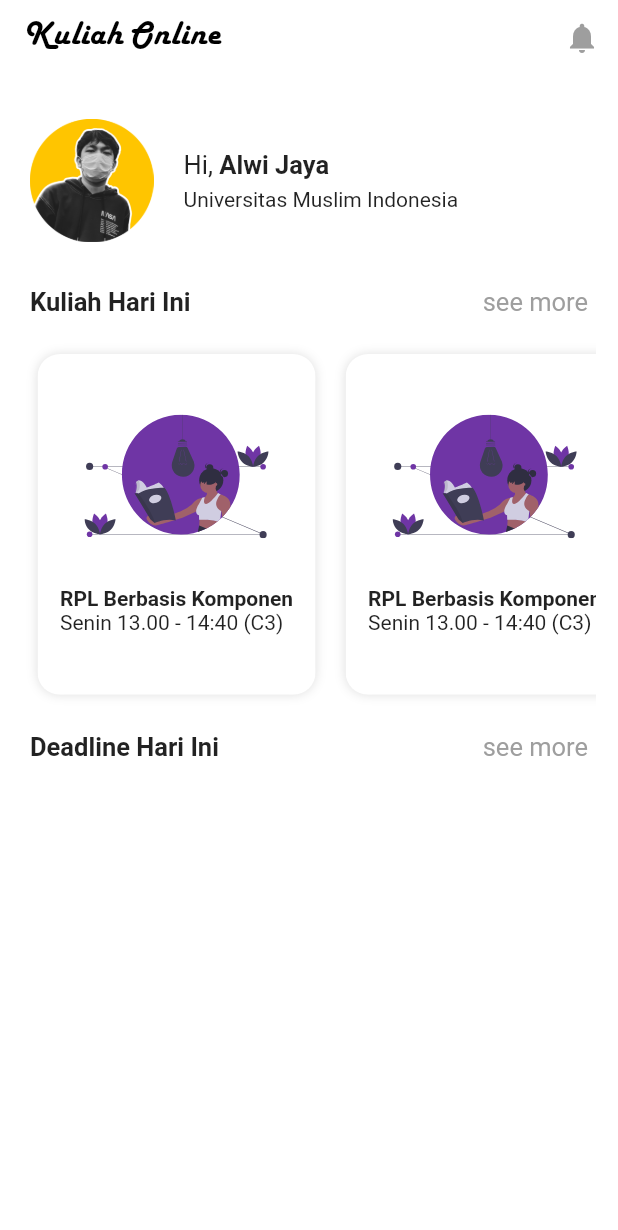
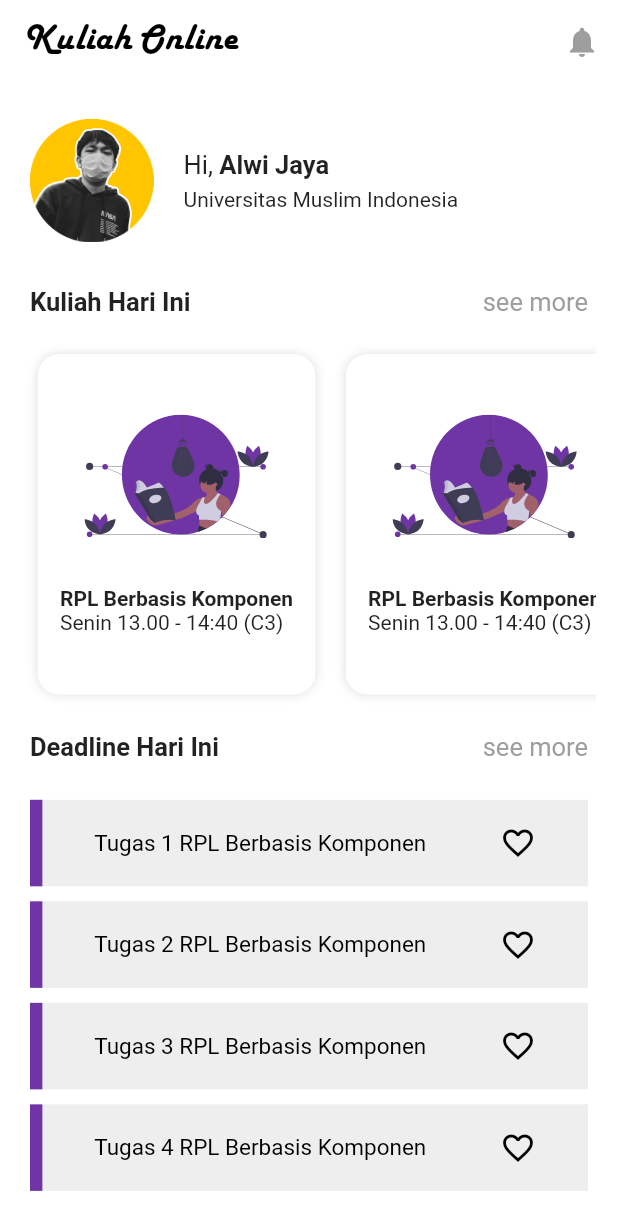
Before and after one commit to alwijein/anti-ngaret, a Flutter app: the HomeScreen screen opened directly, on a phone screen of 412 x 824 dp. Shown: the top 1230 px of the screen. Run offline on Flutter 3.47's test engine with Material 2 defaults, Android fonts, the light colour scheme and no system bars; our stand-ins replace flutter_svg, google_fonts.

Commit message:
card deadline is done

```diff
--- a/lib/Screens/Home/components/body.dart
+++ b/lib/Screens/Home/components/body.dart
@@ -1,5 +1,6 @@
 import 'package:flutter/material.dart';
 import 'package:latihan_x0x0x/Screens/Home/components/headline_text.dart';
+import 'package:latihan_x0x0x/Screens/Home/components/rounded_card_deadline.dart';
 import 'package:latihan_x0x0x/Screens/Home/components/rounded_card_kelas.dart';
 import 'package:latihan_x0x0x/Screens/Home/home_screen.dart';
 import 'package:latihan_x0x0x/constants.dart';
@@ -71,7 +72,26 @@ class Body extends StatelessWidget {
           HeadlineText(
             kText: "Deadline Hari Ini",
             press: () {},
-          )
+          ),
+          SizedBox(
+            height: 20.0,
+          ),
+          RoundedCardDeadline(
+            listTugas: "Tugas 1 RPL Berbasis Komponen",
+            press: () {},
+          ),
+          RoundedCardDeadline(
+            listTugas: "Tugas 2 RPL Berbasis Komponen",
+            press: () {},
+          ),
+          RoundedCardDeadline(
+            listTugas: "Tugas 3 RPL Berbasis Komponen",
+            press: () {},
+          ),
+          RoundedCardDeadline(
+            listTugas: "Tugas 4 RPL Berbasis Komponen",
+            press: () {},
+          ),
         ],
       ),
     );
--- /dev/null
+++ b/lib/Screens/Home/components/rounded_card_deadline.dart
@@ -0,0 +1,45 @@
+import 'package:flutter/material.dart';
+import 'package:latihan_x0x0x/constants.dart';
+
+class RoundedCardDeadline extends StatelessWidget {
+  final String listTugas;
+  final Function press;
+  const RoundedCardDeadline({
+    Key key,
+    this.listTugas,
+    this.press,
+  }) : super(key: key);
+
+  @override
+  Widget build(BuildContext context) {
+    Size size = MediaQuery.of(context).size;
+    return GestureDetector(
+      onTap: press,
+      child: Container(
+        margin: EdgeInsets.symmetric(horizontal: 20, vertical: 5),
+        padding: const EdgeInsets.symmetric(horizontal: 10.0),
+        height: size.height * 0.07,
+        decoration: BoxDecoration(
+          color: Colors.grey.shade200,
+          border: Border(
+            left: BorderSide(color: kPrimaryColor, width: size.width * 0.02),
+          ),
+        ),
+        child: Row(
+          mainAxisAlignment: MainAxisAlignment.spaceAround,
+          crossAxisAlignment: CrossAxisAlignment.center,
+          children: [
+            Text(
+              listTugas,
+              style: TextStyle(color: Colors.black, fontSize: 15),
+            ),
+            Icon(
+              Icons.favorite_border,
+              color: Colors.black,
+            )
+          ],
+        ),
+      ),
+    );
+  }
+}
--- a/lib/components/rounded_app_bar.dart
+++ b/lib/components/rounded_app_bar.dart
@@ -8,13 +8,14 @@ class RoundedAppBar extends StatelessWidget implements PreferredSizeWidget {
 
   @override
   Widget build(BuildContext context) {
-    return AppBar(
+    return SingleChildScrollView(
+      child: AppBar(
         elevation: 0,
         backgroundColor: Colors.white,
         title: Text(
           "Kuliah Online",
-        style:
-            TextStyle(color: Colors.black, fontFamily: "Harlow", fontSize: 23),
+          style: TextStyle(
+              color: Colors.black, fontFamily: "Harlow", fontSize: 25),
         ),
         actions: [
           IconButton(
@@ -24,6 +25,7 @@ class RoundedAppBar extends StatelessWidget implements PreferredSizeWidget {
               ),
               onPressed: () {}),
         ],
+      ),
     );
   }
 
--- a/lib/constants.dart
+++ b/lib/constants.dart
@@ -2,3 +2,4 @@ import 'package:flutter/material.dart';
 
 const kPrimaryColor = Color(0xFF6F35A5);
 const kPrimartLightColor = Color(0xFFF1E6FF);
+const kTextColorLight = Color(0x707070000);
```
Lines whose indentation alone changed are shown as unchanged.
